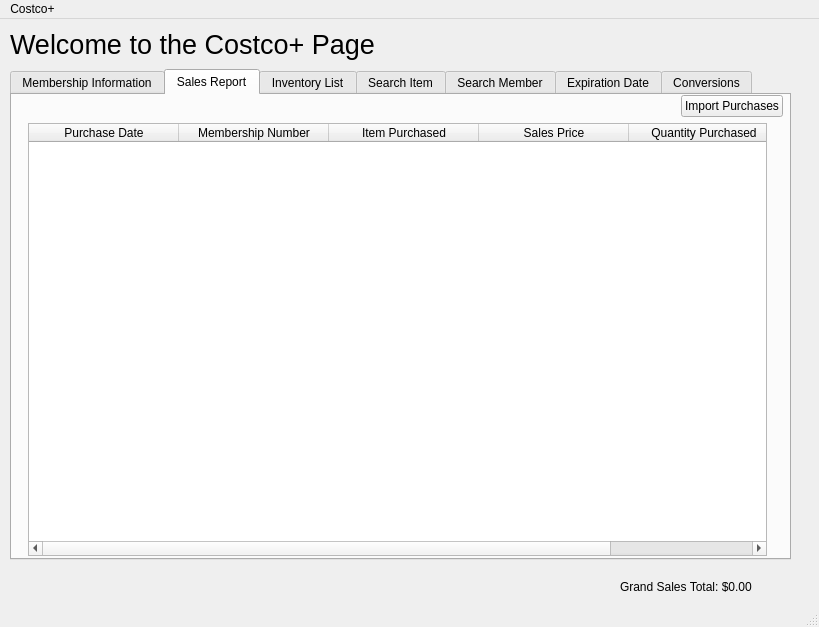
First picture: the form in dashboard.ui, repository danielmulvad/CS1C-Project-2, before the edit.
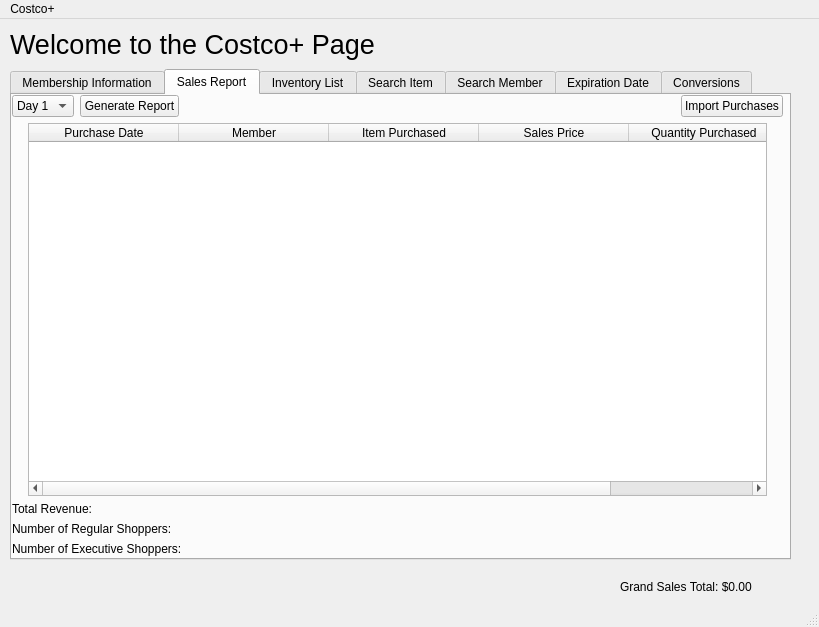
Second picture: the form after the edit.

Diff of the .ui file:
```diff
--- a/dashboard.ui
+++ b/dashboard.ui
@@ -219,6 +219,52 @@
               <property name="sizeConstraint">
                <enum>QLayout::SetNoConstraint</enum>
               </property>
+              <item>
+               <widget class="QComboBox" name="days">
+                <item>
+                 <property name="text">
+                  <string>Day 1</string>
+                 </property>
+                </item>
+                <item>
+                 <property name="text">
+                  <string>Day 2</string>
+                 </property>
+                </item>
+                <item>
+                 <property name="text">
+                  <string>Day 3</string>
+                 </property>
+                </item>
+                <item>
+                 <property name="text">
+                  <string>Day 4</string>
+                 </property>
+                </item>
+                <item>
+                 <property name="text">
+                  <string>Day 5</string>
+                 </property>
+                </item>
+                <item>
+                 <property name="text">
+                  <string>Day 6</string>
+                 </property>
+                </item>
+                <item>
+                 <property name="text">
+                  <string>Day 7</string>
+                 </property>
+                </item>
+               </widget>
+              </item>
+              <item>
+               <widget class="QPushButton" name="pushButton_3">
+                <property name="text">
+                 <string>Generate Report</string>
+                </property>
+               </widget>
+              </item>
               <item>
                <spacer name="horizontalSpacer_3">
                 <property name="orientation">
@@ -273,7 +319,7 @@
                 </column>
                 <column>
                  <property name="text">
-                  <string>Membership Number</string>
+                  <string>Member</string>
                  </property>
                 </column>
                 <column>
@@ -295,6 +341,27 @@
               </item>
              </layout>
             </item>
+            <item>
+             <widget class="QLabel" name="dailyRevenue">
+              <property name="text">
+               <string>Total Revenue: </string>
+              </property>
+             </widget>
+            </item>
+            <item>
+             <widget class="QLabel" name="numReg">
+              <property name="text">
+               <string>Number of Regular Shoppers: </string>
+              </property>
+             </widget>
+            </item>
+            <item>
+             <widget class="QLabel" name="numExec">
+              <property name="text">
+               <string>Number of Executive Shoppers: </string>
+              </property>
+             </widget>
+            </item>
            </layout>
           </widget>
          </widget>
```
Left out of the diff: 31 changed lines with no effect on the pictures.
